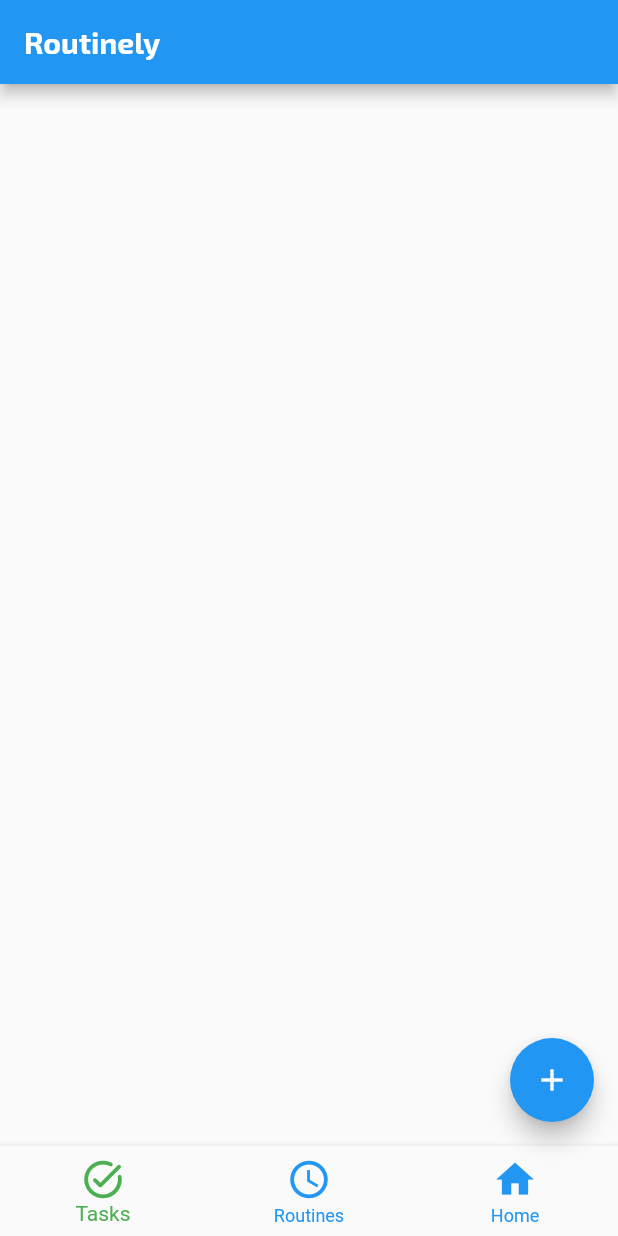
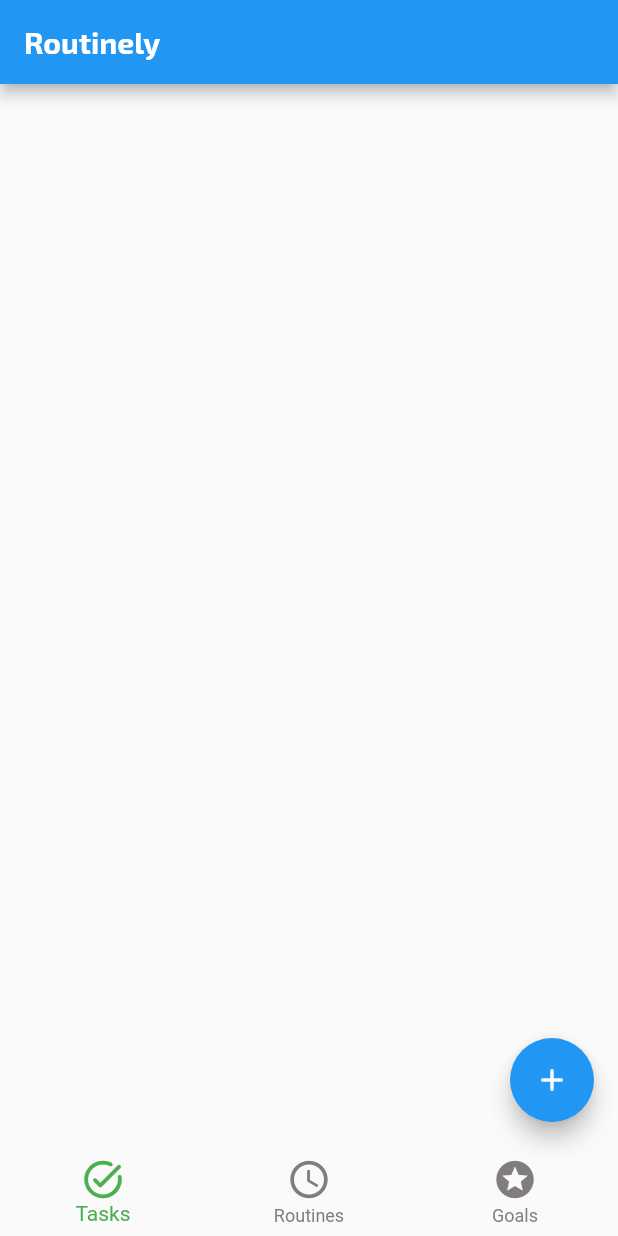
Before and after one commit to siddharth200119/Routinely, a Flutter app: the screen it shows after launch, on a phone screen of 412 x 824 dp. Run offline on Flutter 3.47's test engine with Material 2 defaults, Android fonts, the phone set to English and light mode, and no system bars; drawn by our look-alikes of flutter_expandable_fab; our stand-ins replace google_fonts.

Commit message:
added data and model folders

```diff
--- a/lib/home_screen/bottom_bar.dart
+++ b/lib/home_screen/bottom_bar.dart
@@ -1,4 +1,5 @@
 import 'package:flutter/material.dart';
+import 'package:self_help/data/categories.dart';
 
 class BottomBar extends StatefulWidget {
   const BottomBar({super.key});
@@ -21,24 +22,16 @@
   @override
   Widget build(BuildContext context) {
     return BottomNavigationBar(
-      items: const <BottomNavigationBarItem>[
-        BottomNavigationBarItem(
-          icon: Icon(Icons.task_alt_rounded),
-          label: "Tasks",
-        ),
-        BottomNavigationBarItem(
-          icon: Icon(Icons.access_time),
-          label: "Routines",
-        ),
-        BottomNavigationBarItem(
-          icon: Icon(Icons.home),
-          label: "Home",
-        )
-      ],
+      items: categories.map(
+            (category) => BottomNavigationBarItem(
+              icon: category.icon,
+              label: category.label,
+            ),
+          ).toList(),
       selectedItemColor: Colors.green,
       iconSize: 30,
-      elevation: 5,
-      unselectedItemColor: Colors.blue,
+      elevation: 0,
+      unselectedItemColor: const Color.fromARGB(255, 129, 125, 125),
       currentIndex: _selectedIndex,
       onTap: _onItemTapped,
     );
--- a/lib/home_screen/home_screen.dart
+++ b/lib/home_screen/home_screen.dart
@@ -2,6 +2,8 @@
 import 'package:google_fonts/google_fonts.dart';
 import 'package:self_help/home_screen/bottom_bar.dart';
 import 'package:flutter_expandable_fab/flutter_expandable_fab.dart';
+import 'package:self_help/data/categories.dart';
+import 'package:self_help/new_item_screen/new_item_screen.dart';
 
 class HomeScreen extends StatelessWidget {
   const HomeScreen({super.key});
@@ -17,20 +19,18 @@
         child: const Icon(
           Icons.add,
         ),
-        children: [
-          FloatingActionButton(
-            onPressed: () {},
-            child: const Icon(
-              Icons.add,
-            ),
-          ),
-          FloatingActionButton(
-            onPressed: () {},
-            child: const Icon(
-              Icons.add,
-            ),
-          ),
-        ],
+        children: categories
+            .map(
+              (category) => FloatingActionButton(
+                onPressed: () {
+                  showModalBottomSheet(context: context, builder: (ctx){
+                    return const NewItemScreen();
+                  });
+                },
+                child: category.icon,
+              ),
+            )
+            .toList(),
       ),
       appBar: AppBar(
         title: Text(
--- a/lib/new_item_screen/new_item_screen.dart
+++ b/lib/new_item_screen/new_item_screen.dart
@@ -5,8 +5,6 @@
 
   @override
   Widget build(BuildContext context) {
-    return Scaffold(
-
-    )
+    return Text("hello");
   }
 }
```
